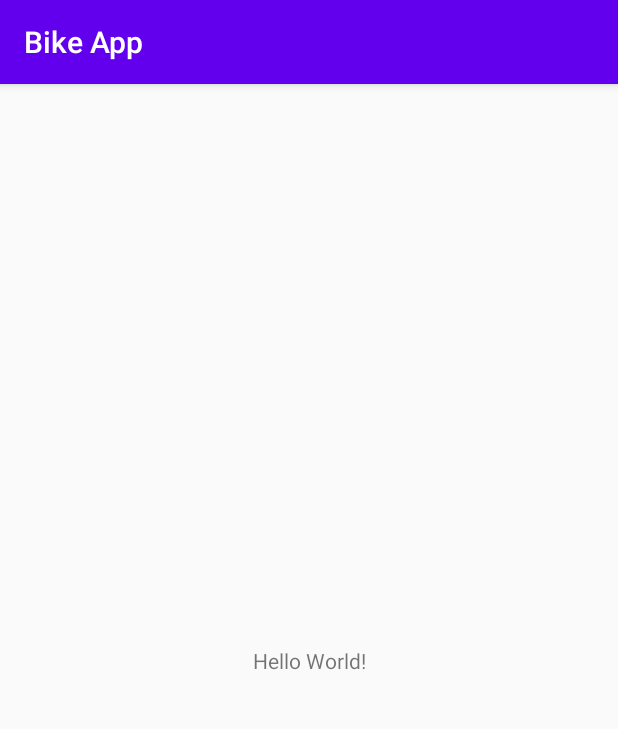
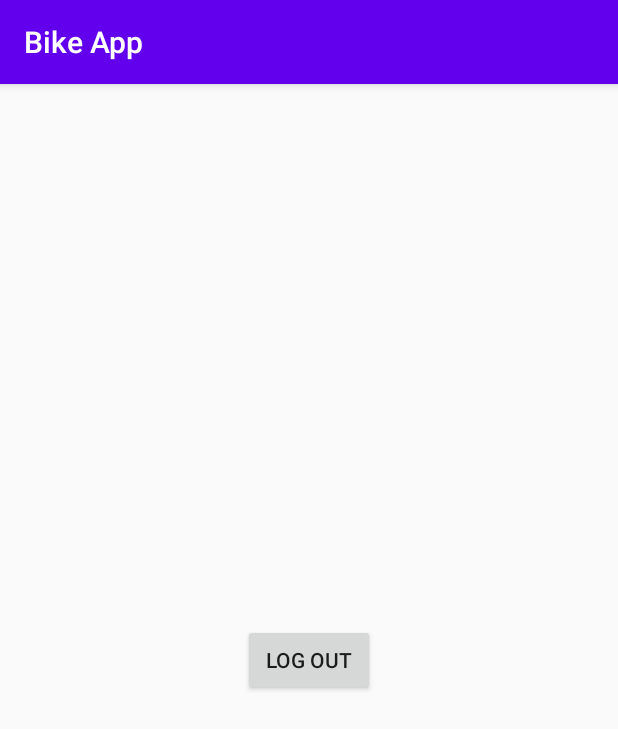
Before and after one commit to SAEapp/Bike_App, an Android app: the screen it shows after launch once a user with an empty profile is signed in (MainActivity), on a phone screen of 412 x 824 dp. Shown: the top 729 px of the screen. Run offline under Robolectric (Android 15) with nearby library versions, the phone set to English and light mode, and no system bars; our stand-ins replace Firebase (no records; nobody signed in at launch, a user with empty details on screens opened directly); libraries missing offline, so code that uses them is left out: com.rilixtech.widget; 1 statement that could not run was skipped.

Commit message:
Second commit

```diff
--- a/app/src/main/java/com/example/bikeapp/Details.java
+++ b/app/src/main/java/com/example/bikeapp/Details.java
@@ -52,8 +52,8 @@ public class Details extends AppCompatActivity {
                     String eMail = email.getText().toString();
 
                     Map<String,Object> user = new HashMap<>();
-                    user.put("fName",fName.getText().toString());
-                    user.put("email",email.getText().toString());
+                    user.put("fName",fullName);
+                    user.put("email",eMail);
 
                     docRef.set(user).addOnSuccessListener(new OnSuccessListener<Void>() {
                         @Override
--- a/app/src/main/java/com/example/bikeapp/MainActivity.java
+++ b/app/src/main/java/com/example/bikeapp/MainActivity.java
@@ -2,13 +2,40 @@ package com.example.bikeapp;
 
 import androidx.appcompat.app.AppCompatActivity;
 
+import android.app.AlertDialog;
+import android.content.DialogInterface;
+import android.content.Intent;
 import android.os.Bundle;
+import android.view.View;
+import android.widget.Button;
+
+import com.google.firebase.auth.FirebaseAuth;
 
 public class MainActivity extends AppCompatActivity {
+
+    Button logOut;
 
     @Override
     protected void onCreate(Bundle savedInstanceState) {
         super.onCreate(savedInstanceState);
         setContentView(R.layout.activity_main);
+
+        logOut = findViewById(R.id.logout_button);
+
+        logOut.setOnClickListener(new View.OnClickListener() {
+            @Override
+            public void onClick(View v) {
+
+                logout(v);
+
+            }
+        });
+
+    }
+
+    public void logout(View view) {
+        FirebaseAuth.getInstance().signOut();      //logout
+        startActivity(new Intent(getApplicationContext(),Login.class));
+        finish();
     }
 }
--- a/app/src/main/res/layout/activity_details.xml
+++ b/app/src/main/res/layout/activity_details.xml
@@ -13,7 +13,6 @@
         android:layout_height="wrap_content"
         android:ems="10"
         android:hint="First Name"
-        android:inputType="phone"
         android:textColor="#F2F1F3"
         android:textColorHint="#FFFEFE"
         android:textSize="19sp"
@@ -24,12 +23,12 @@
 
 
     <EditText
-        android:id="@+id/phone"
+        android:id="@+id/email"
         android:layout_width="match_parent"
         android:layout_height="wrap_content"
         android:ems="10"
         android:hint="Email"
-        android:inputType="phone"
+        android:inputType="textEmailAddress"
         android:textColor="#F2F1F3"
         android:textColorHint="#FFFEFE"
         android:textSize="19sp"
--- a/app/src/main/res/layout/activity_main.xml
+++ b/app/src/main/res/layout/activity_main.xml
@@ -6,13 +6,13 @@
     android:layout_height="match_parent"
     tools:context=".MainActivity">
 
-    <TextView
+    <Button
+        android:id="@+id/logout_button"
         android:layout_width="wrap_content"
         android:layout_height="wrap_content"
-        android:text="Hello World!"
+        android:text="Log Out"
         app:layout_constraintBottom_toBottomOf="parent"
-        app:layout_constraintLeft_toLeftOf="parent"
-        app:layout_constraintRight_toRightOf="parent"
+        app:layout_constraintEnd_toEndOf="parent"
+        app:layout_constraintStart_toStartOf="parent"
         app:layout_constraintTop_toTopOf="parent" />
-
 </androidx.constraintlayout.widget.ConstraintLayout>
```
